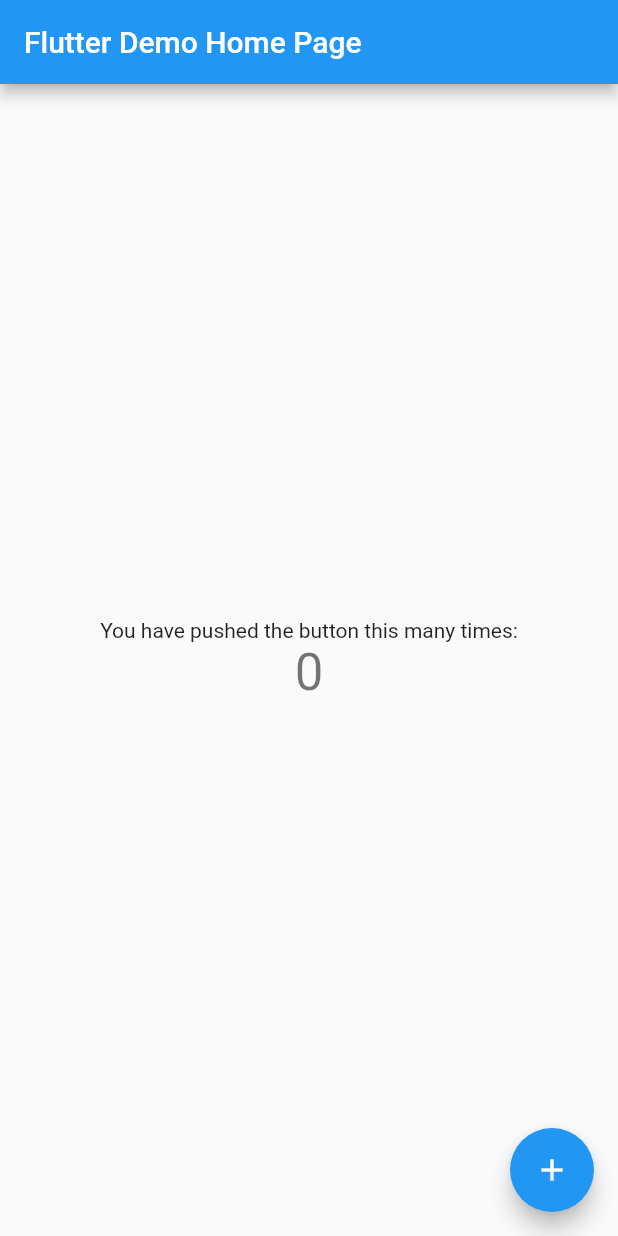
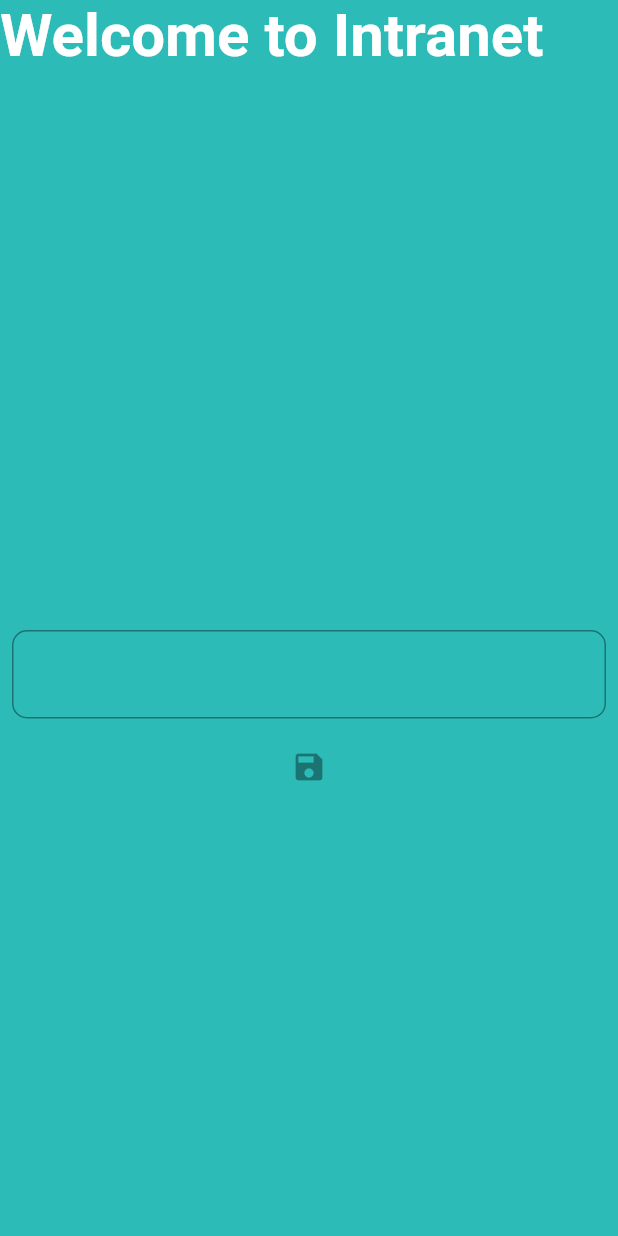
Before and after one commit to buyaka/flutter_training, a Flutter app: the screen it shows after launch, on a phone screen of 412 x 824 dp. Run offline on Flutter 3.47's test engine with Material 2 defaults, Android fonts, the phone set to English and light mode, and no system bars.

Commit message:
Settings page added

```diff
--- /dev/null
+++ b/frontend/lib/common/colors.dart
@@ -0,0 +1,3 @@
+import 'package:flutter/material.dart';
+
+const Color colorUmBase = Color(0xff2cbbb7);
--- a/frontend/lib/main.dart
+++ b/frontend/lib/main.dart
@@ -1,113 +1,14 @@
 import 'package:flutter/material.dart';
+import 'package:frontend/pages/PageSettings.dart';
 
 void main() => runApp(MyApp());
 
 class MyApp extends StatelessWidget {
-  // This widget is the root of your application.
   @override
   Widget build(BuildContext context) {
     return MaterialApp(
       title: 'Flutter Demo',
-      theme: ThemeData(
-        // This is the theme of your application.
-        //
-        // Try running your application with "flutter run". You'll see the
-        // application has a blue toolbar. Then, without quitting the app, try
-        // changing the primarySwatch below to Colors.green and then invoke
-        // "hot reload" (press "r" in the console where you ran "flutter run",
-        // or simply save your changes to "hot reload" in a Flutter IDE).
-        // Notice that the counter didn't reset back to zero; the application
-        // is not restarted.
-        primarySwatch: Colors.blue,
-      ),
-      home: MyHomePage(title: 'Flutter Demo Home Page'),
+      home: Scaffold(body: PageSettings()),
     );
   }
 }
-
-
-
-class MyHomePage extends StatefulWidget {
-  MyHomePage({Key key, this.title}) : super(key: key);
-
-  // This widget is the home page of your application. It is stateful, meaning
-  // that it has a State object (defined below) that contains fields that affect
-  // how it looks.
-
-  // This class is the configuration for the state. It holds the values (in this
-  // case the title) provided by the parent (in this case the App widget) and
-  // used by the build method of the State. Fields in a Widget subclass are
-  // always marked "final".
-
-  final String title;
-
-  @override
-  _MyHomePageState createState() => _MyHomePageState();
-}
-
-class _MyHomePageState extends State<MyHomePage> {
-  int _counter = 0;
-
-  void _incrementCounter() {
-    setState(() {
-      // This call to setState tells the Flutter framework that something has
-      // changed in this State, which causes it to rerun the build method below
-      // so that the display can reflect the updated values. If we changed
-      // _counter without calling setState(), then the build method would not be
-      // called again, and so nothing would appear to happen.
-      _counter++;
-    });
-  }
-
-  @override
-  Widget build(BuildContext context) {
-    // This method is rerun every time setState is called, for instance as done
-    // by the _incrementCounter method above.
-    //
-    // The Flutter framework has been optimized to make rerunning build methods
-    // fast, so that you can just rebuild anything that needs updating rather
-    // than having to individually change instances of widgets.
-    return Scaffold(
-      appBar: AppBar(
-        // Here we take the value from the MyHomePage object that was created by
-        // the App.build method, and use it to set our appbar title.
-        title: Text(widget.title),
-      ),
-      body: Center(
-        // Center is a layout widget. It takes a single child and positions it
-        // in the middle of the parent.
-        child: Column(
-          // Column is also a layout widget. It takes a list of children and
-          // arranges them vertically. By default, it sizes itself to fit its
-          // children horizontally, and tries to be as tall as its parent.
-          //
-          // Invoke "debug painting" (press "p" in the console, choose the
-          // "Toggle Debug Paint" action from the Flutter Inspector in Android
-          // Studio, or the "Toggle Debug Paint" command in Visual Studio Code)
-          // to see the wireframe for each widget.
-          //
-          // Column has various properties to control how it sizes itself and
-          // how it positions its children. Here we use mainAxisAlignment to
-          // center the children vertically; the main axis here is the vertical
-          // axis because Columns are vertical (the cross axis would be
-          // horizontal).
-          mainAxisAlignment: MainAxisAlignment.center,
-          children: <Widget>[
-            Text(
-              'You have pushed the button this many times:',
-            ),
-            Text(
-              '$_counter',
-              style: Theme.of(context).textTheme.display1,
-            ),
-          ],
-        ),
-      ),
-      floatingActionButton: FloatingActionButton(
-        onPressed: _incrementCounter,
-        tooltip: 'Increment',
-        child: Icon(Icons.add),
-      ), // This trailing comma makes auto-formatting nicer for build methods.
-    );
-  }
-}
--- /dev/null
+++ b/frontend/lib/pages/PageSettings.dart
@@ -0,0 +1,54 @@
+import 'package:flutter/material.dart';
+import 'package:frontend/common/colors.dart';
+
+class PageSettings extends StatefulWidget {
+  @override
+  _PageSettingsState createState() => _PageSettingsState();
+}
+
+class _PageSettingsState extends State<PageSettings> {
+  @override
+  Widget build(BuildContext context) {
+    return SafeArea(
+      child: Container(
+        color: colorUmBase,
+        child: Column(crossAxisAlignment: CrossAxisAlignment.start, children: [
+          Expanded(
+            flex: 1,
+            child: Text(
+              "Welcome to Intranet",
+              textAlign: TextAlign.left,
+              style: TextStyle(
+                  fontSize: 40,
+                  fontWeight: FontWeight.bold,
+                  color: Colors.white),
+            ),
+          ),
+          Expanded(
+            flex: 1,
+            child: Column(
+              children: <Widget>[
+                Padding(
+                  padding: const EdgeInsets.all(8.0),
+                  child: TextField(
+                    decoration: InputDecoration(
+                      focusedBorder: OutlineInputBorder(
+                          borderSide: BorderSide(
+                              color: Colors.white, style: BorderStyle.solid),
+                          borderRadius: BorderRadius.all(Radius.circular(10))),
+                      border: OutlineInputBorder(
+                          borderSide: BorderSide(
+                              color: Colors.white, style: BorderStyle.solid),
+                          borderRadius: BorderRadius.all(Radius.circular(10))),
+                    ),
+                  ),
+                ),
+                IconButton(icon: Icon(Icons.save), onPressed: null)
+              ],
+            ),
+          ),
+        ]),
+      ),
+    );
+  }
+}
```
